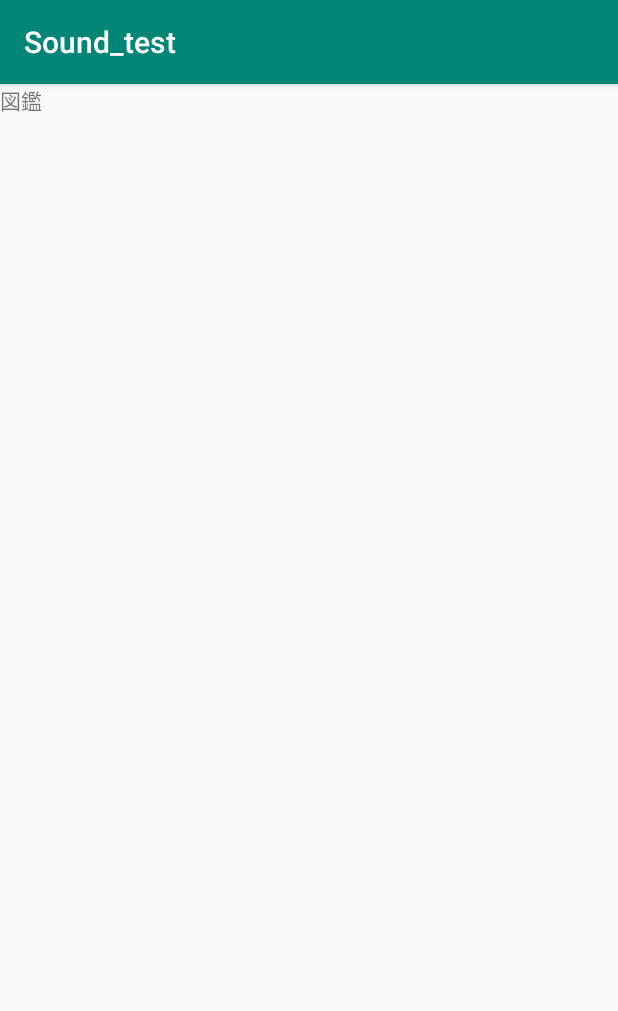
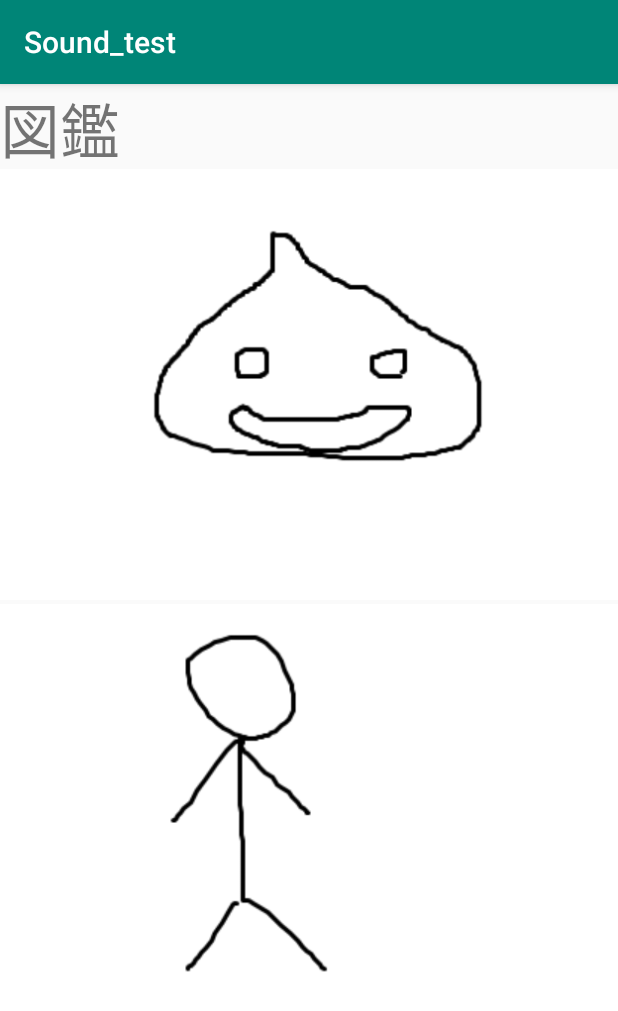
Before and after one commit to tatsuyaouchi/Sound_test, an Android app: the Zukan screen opened directly, with no data from a screen before it, on a phone screen of 412 x 824 dp. Shown: the top 1011 px of the screen. Run offline under Robolectric (Android 15) with nearby library versions, the phone set to English and light mode, and no system bars.

Commit message:
まとめたやつ

```diff
--- a/app/src/main/java/jp/ac/shohoku/hguremetal/sound_test/Zukan.java
+++ b/app/src/main/java/jp/ac/shohoku/hguremetal/sound_test/Zukan.java
@@ -2,14 +2,20 @@ package jp.ac.shohoku.hguremetal.sound_test;
 
 import androidx.appcompat.app.AppCompatActivity;
 
+import android.app.AlertDialog;
+import android.app.Dialog;
 import android.content.Intent;
+import android.graphics.Bitmap;
+import android.graphics.Point;
+import android.graphics.drawable.BitmapDrawable;
 import android.os.Bundle;
 import android.provider.MediaStore;
+import android.view.Display;
 import android.view.View;
+import android.view.Window;
+import android.widget.ImageView;
 
-public class Zukan extends AppCompatActivity {
-
-
+public class Zukan extends AppCompatActivity implements View.OnClickListener{
 
 
     @Override
@@ -17,5 +23,33 @@ public class Zukan extends AppCompatActivity {
         super.onCreate(savedInstanceState);
         setContentView(R.layout.zukan);
 
+        ImageView tapview = findViewById(R.id.imageView1);
+        ImageView tapview2 = findViewById(R.id.imageView2);
+
+        tapview.setOnClickListener(this);
+        tapview2.setOnClickListener(this);
+
+    }
+
+    public void onClick(View view){
+        switch(view.getId()){
+            case R.id.imageView1:
+                ImageView iv = new ImageView(Zukan.this);
+                iv.setImageResource(R.drawable.no1);
+                iv.setAdjustViewBounds(true);
+                new AlertDialog.Builder(Zukan.this)
+                        .setView(iv)
+                        .show();
+                break;
+            case R.id.imageView2:
+                ImageView iv2 = new ImageView(Zukan.this);
+                iv2.setImageResource(R.drawable.no2);
+                iv2.setAdjustViewBounds(true);
+                new AlertDialog.Builder(Zukan.this)
+                        .setView(iv2)
+                        .show();
+                break;
+        }
+
     }
 }
--- a/app/src/main/res/layout/zukan.xml
+++ b/app/src/main/res/layout/zukan.xml
@@ -1,11 +1,34 @@
 <?xml version="1.0" encoding="utf-8"?>
-<LinearLayout xmlns:android="http://schemas.android.com/apk/res/android"
-    android:orientation="vertical" android:layout_width="match_parent"
-    android:layout_height="match_parent">
+<androidx.constraintlayout.widget.ConstraintLayout xmlns:android="http://schemas.android.com/apk/res/android"
+    xmlns:app="http://schemas.android.com/apk/res-auto"
+    xmlns:tools="http://schemas.android.com/tools"
+    android:layout_width="match_parent"
+    android:layout_height="match_parent"
+    tools:context=".Home">
+
+
+    <ImageView
+        android:id="@+id/imageView1"
+        android:layout_width="wrap_content"
+        android:layout_height="wrap_content"
+        app:layout_constraintStart_toStartOf="parent"
+        app:layout_constraintTop_toBottomOf="@+id/textView"
+        app:srcCompat="@drawable/no1" />
 
     <TextView
         android:id="@+id/textView"
-        android:layout_width="match_parent"
+        android:layout_width="141dp"
+        android:layout_height="55dp"
+        android:text="図鑑"
+        android:textSize="40sp"
+        tools:layout_editor_absoluteX="20dp"
+        tools:layout_editor_absoluteY="39dp" />
+
+    <ImageView
+        android:id="@+id/imageView2"
+        android:layout_width="wrap_content"
         android:layout_height="wrap_content"
-        android:text="図鑑" />
-</LinearLayout>
+        app:layout_constraintStart_toStartOf="parent"
+        app:layout_constraintTop_toBottomOf="@+id/imageView1"
+        app:srcCompat="@drawable/no2" />
+</androidx.constraintlayout.widget.ConstraintLayout>
```
